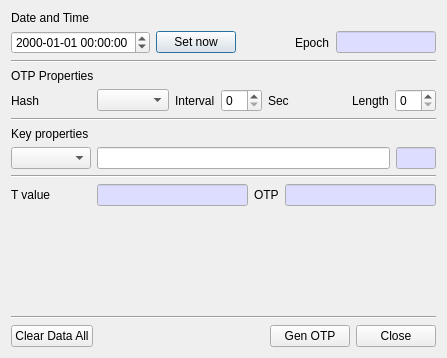
jykim74/BerEditor, file BerEditor/gen_otp_dlg.ui: the form before one commit.
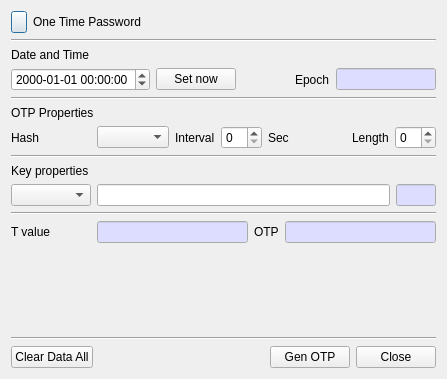
The form after the commit. Icons and pictures are not drawn.

Diff of the .ui file:
```diff
--- a/BerEditor/gen_otp_dlg.ui
+++ b/BerEditor/gen_otp_dlg.ui
@@ -7,13 +7,57 @@
     <x>0</x>
     <y>0</y>
     <width>447</width>
-    <height>358</height>
+    <height>379</height>
    </rect>
   </property>
   <property name="windowTitle">
    <string>OTP Generator</string>
   </property>
   <layout class="QVBoxLayout" name="verticalLayout">
+   <item>
+    <layout class="QGridLayout" name="gridLayout_2">
+     <property name="topMargin">
+      <number>0</number>
+     </property>
+     <item row="0" column="0">
+      <widget class="QPushButton" name="pushButton">
+       <property name="minimumSize">
+        <size>
+         <width>16</width>
+         <height>0</height>
+        </size>
+       </property>
+       <property name="maximumSize">
+        <size>
+         <width>16</width>
+         <height>16777215</height>
+        </size>
+       </property>
+       <property name="text">
+        <string/>
+       </property>
+       <property name="icon">
+        <iconset resource="bereditor.qrc">
+         <normaloff>:/images/otp.png</normaloff>:/images/otp.png</iconset>
+       </property>
+      </widget>
+     </item>
+     <item row="0" column="1">
+      <widget class="QLabel" name="label_10">
+       <property name="text">
+        <string>One Time Password</string>
+       </property>
+      </widget>
+     </item>
+    </layout>
+   </item>
+   <item>
+    <widget class="Line" name="line_5">
+     <property name="orientation">
+      <enum>Qt::Horizontal</enum>
+     </property>
+    </widget>
+   </item>
    <item>
     <widget class="QLabel" name="label_6">
      <property name="text">
```
Left out of the diff: 4 changed lines with no effect on the pictures.
